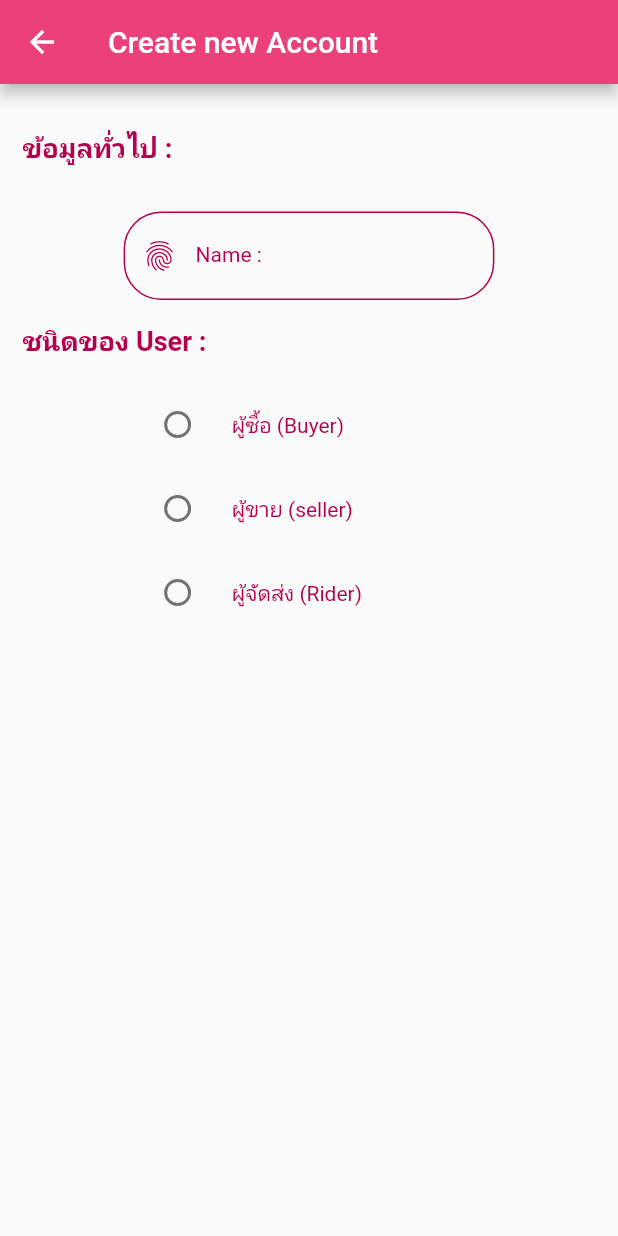
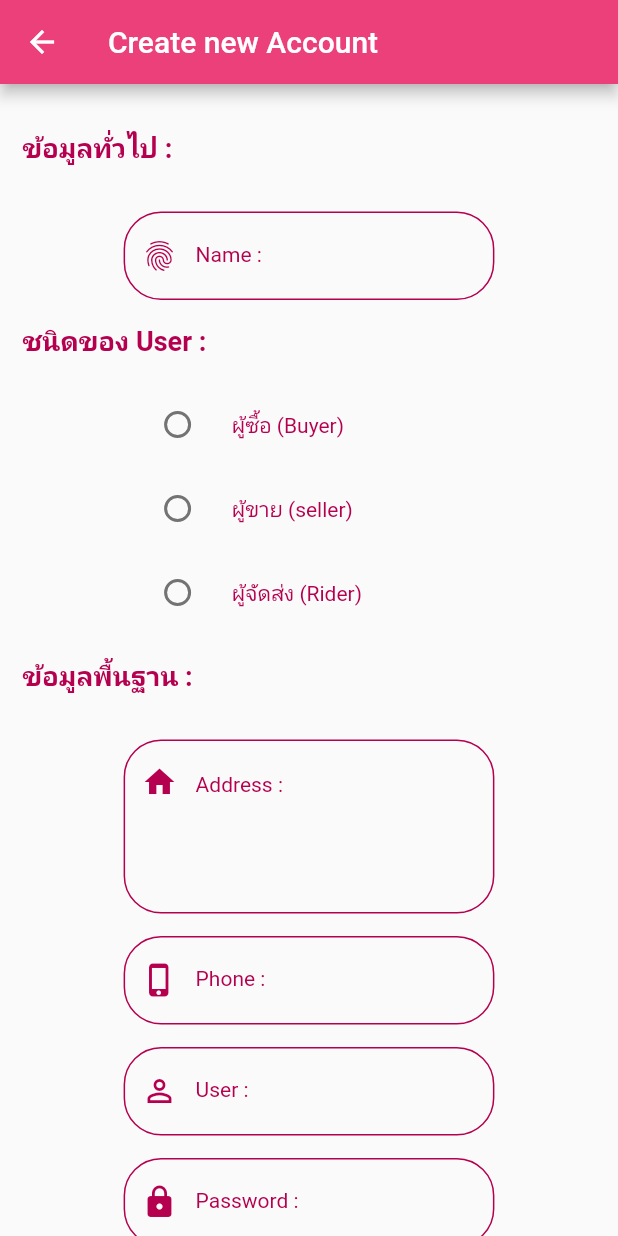
Before and after one commit to Wintech-thekop/PichiiMall, a Flutter app: the CreateAccount screen opened by its route, on a phone screen of 412 x 824 dp. Run offline on Flutter 3.47's test engine with Material 2 defaults, Android fonts, the phone set to English and light mode, and no system bars.

Commit message:
EP13 การสร้างฟอร์ม กรอกข้อมูลด้วย TextFromField

```diff
--- a/lib/state/create_account.dart
+++ b/lib/state/create_account.dart
@@ -21,7 +21,10 @@ class _CreateAccountState extends State<CreateAccount> {
         title: Text('Create new Account'),
         backgroundColor: MyConstant.primary,
       ),
-      body: ListView(
+      body: GestureDetector(
+        onTap: () => FocusScope.of(context).requestFocus(FocusNode()),
+        behavior: HitTestBehavior.opaque,
+        child: ListView(
           padding: EdgeInsets.all(15),
           children: [
             buildTitle('ข้อมูลทั่วไป :'),
@@ -30,7 +33,13 @@ class _CreateAccountState extends State<CreateAccount> {
             buildRadioBuyer(size),
             buildRadioSeller(size),
             buildRadioRider(size),
+            buildTitle('ข้อมูลพื้นฐาน :'),
+            buildAddress(size),
+            buildPhone(size),
+            buildUser(size),
+            buildPassword(size),
           ],
+        ),
       ),
     );
   }
@@ -118,6 +127,130 @@ class _CreateAccountState extends State<CreateAccount> {
   }
 }
 
+Row buildPassword(double size) {
+  return Row(
+    mainAxisAlignment: MainAxisAlignment.center,
+    children: [
+      Container(
+        margin: EdgeInsets.only(top: 15),
+        width: size * 0.6, // กำหนดความกว้างของรูปภาพเป็น 60% ของหน้าจอ
+        child: TextFormField(
+          decoration: InputDecoration(
+            labelText: 'Password :',
+            labelStyle: MyConstant().h3Style(),
+            prefixIcon: Icon(
+              Icons.lock,
+              color: MyConstant.dark,
+            ),
+            enabledBorder: OutlineInputBorder(
+              borderSide: BorderSide(color: MyConstant.dark),
+              borderRadius: BorderRadius.circular(25),
+            ),
+            focusedBorder: OutlineInputBorder(
+              borderSide: BorderSide(color: MyConstant.light),
+              borderRadius: BorderRadius.circular(25),
+            ),
+          ),
+        ),
+      ),
+    ],
+  );
+}
+
+Row buildUser(double size) {
+  return Row(
+    mainAxisAlignment: MainAxisAlignment.center,
+    children: [
+      Container(
+        margin: EdgeInsets.only(top: 15),
+        width: size * 0.6, // กำหนดความกว้างของรูปภาพเป็น 60% ของหน้าจอ
+        child: TextFormField(
+          decoration: InputDecoration(
+            labelText: 'User :',
+            labelStyle: MyConstant().h3Style(),
+            prefixIcon: Icon(
+              Icons.perm_identity,
+              color: MyConstant.dark,
+            ),
+            enabledBorder: OutlineInputBorder(
+              borderSide: BorderSide(color: MyConstant.dark),
+              borderRadius: BorderRadius.circular(25),
+            ),
+            focusedBorder: OutlineInputBorder(
+              borderSide: BorderSide(color: MyConstant.light),
+              borderRadius: BorderRadius.circular(25),
+            ),
+          ),
+        ),
+      ),
+    ],
+  );
+}
+
+Row buildPhone(double size) {
+  return Row(
+    mainAxisAlignment: MainAxisAlignment.center,
+    children: [
+      Container(
+        margin: EdgeInsets.only(top: 15),
+        width: size * 0.6, // กำหนดความกว้างของรูปภาพเป็น 60% ของหน้าจอ
+        child: TextFormField(
+          decoration: InputDecoration(
+            labelText: 'Phone :',
+            labelStyle: MyConstant().h3Style(),
+            prefixIcon: Icon(
+              Icons.phone_iphone_outlined,
+              color: MyConstant.dark,
+            ),
+            enabledBorder: OutlineInputBorder(
+              borderSide: BorderSide(color: MyConstant.dark),
+              borderRadius: BorderRadius.circular(25),
+            ),
+            focusedBorder: OutlineInputBorder(
+              borderSide: BorderSide(color: MyConstant.light),
+              borderRadius: BorderRadius.circular(25),
+            ),
+          ),
+        ),
+      ),
+    ],
+  );
+}
+
+Row buildAddress(double size) {
+  return Row(
+    mainAxisAlignment: MainAxisAlignment.center,
+    children: [
+      Container(
+        margin: EdgeInsets.only(top: 15),
+        width: size * 0.6, // กำหนดความกว้างของรูปภาพเป็น 60% ของหน้าจอ
+        child: TextFormField(
+          maxLines: 4,
+          decoration: InputDecoration(
+            hintText: 'Address :',
+            hintStyle: MyConstant().h3Style(),
+            prefixIcon: Padding(
+              padding: const EdgeInsets.fromLTRB(0, 0, 0, 60),
+              child: Icon(
+                Icons.home,
+                color: MyConstant.dark,
+              ),
+            ),
+            enabledBorder: OutlineInputBorder(
+              borderSide: BorderSide(color: MyConstant.dark),
+              borderRadius: BorderRadius.circular(25),
+            ),
+            focusedBorder: OutlineInputBorder(
+              borderSide: BorderSide(color: MyConstant.light),
+              borderRadius: BorderRadius.circular(25),
+            ),
+          ),
+        ),
+      ),
+    ],
+  );
+}
+
 Row buildName(double size) {
   return Row(
     mainAxisAlignment: MainAxisAlignment.center,
```
Lines whose indentation alone changed are shown as unchanged.
